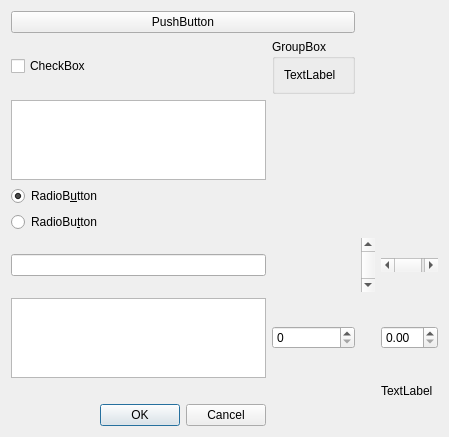
First picture: the form in Qt/test.ui, repository kmatheussen/radium, before the edit.
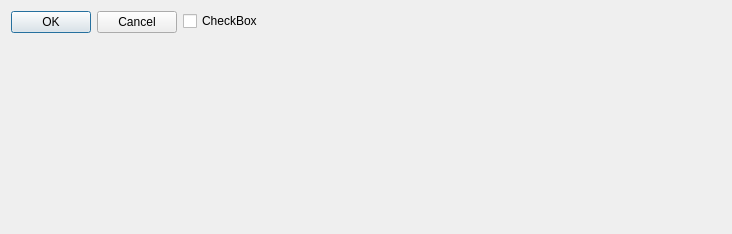
Second picture: the form after the edit.

Commit message: Various mixer strip things: * New menu options to show mixer strip window with 1, 2, or 3 rows * Click mixer strip name to switch between narrow and wide strip. * Don't recreate mixer strips when resizing * API: hasWideInstrumentStrip/setWideInstrumentStrip/gui_toolTip/gui_drawVerticalText

The edit to the form file:
```diff
--- a/Qt/test.ui
+++ b/Qt/test.ui
@@ -6,123 +6,28 @@
    <rect>
     <x>0</x>
     <y>0</y>
-    <width>449</width>
-    <height>437</height>
+    <width>732</width>
+    <height>234</height>
    </rect>
   </property>
   <property name="windowTitle">
    <string>Form</string>
   </property>
-  <layout class="QGridLayout" name="gridLayout">
-   <item row="6" column="1">
-    <spacer name="verticalSpacer">
-     <property name="orientation">
-      <enum>Qt::Vertical</enum>
-     </property>
-     <property name="sizeHint" stdset="0">
-      <size>
-       <width>17</width>
-       <height>167</height>
-      </size>
-     </property>
-    </spacer>
-   </item>
-   <item row="2" column="0">
-    <widget class="QCheckBox" name="checkBox">
-     <property name="text">
-      <string>CheckBox</string>
-     </property>
-    </widget>
-   </item>
-   <item row="6" column="3">
-    <widget class="QScrollBar" name="horizontalScrollBar">
-     <property name="orientation">
-      <enum>Qt::Horizontal</enum>
-     </property>
-    </widget>
-   </item>
-   <item row="6" column="0">
-    <widget class="QLineEdit" name="lineEdit"/>
-   </item>
-   <item row="0" column="0" colspan="2">
-    <widget class="QPushButton" name="pushButton">
-     <property name="text">
-      <string>PushButton</string>
-     </property>
-    </widget>
-   </item>
-   <item row="1" column="1">
-    <layout class="QHBoxLayout" name="horizontalLayout"/>
-   </item>
-   <item row="2" column="1">
-    <widget class="QGroupBox" name="groupBox">
-     <property name="title">
-      <string>GroupBox</string>
-     </property>
-     <layout class="QFormLayout" name="formLayout_2">
-      <item row="0" column="0">
-       <widget class="QLabel" name="label">
-        <property name="text">
-         <string>TextLabel</string>
-        </property>
-       </widget>
-      </item>
-     </layout>
-    </widget>
-   </item>
-   <item row="8" column="0">
-    <layout class="QVBoxLayout" name="verticalLayout_2"/>
-   </item>
-   <item row="7" column="3">
-    <widget class="QDoubleSpinBox" name="doubleSpinBox"/>
-   </item>
-   <item row="9" column="0">
+  <layout class="QFormLayout" name="formLayout">
+   <property name="rowWrapPolicy">
+    <enum>QFormLayout::WrapLongRows</enum>
+   </property>
+   <item row="1" column="0">
     <widget class="QDialogButtonBox" name="buttonBox">
-     <property name="orientation">
-      <enum>Qt::Horizontal</enum>
-     </property>
      <property name="standardButtons">
       <set>QDialogButtonBox::Cancel|QDialogButtonBox::Ok</set>
      </property>
     </widget>
    </item>
-   <item row="7" column="1">
-    <widget class="QSpinBox" name="spinBox"/>
-   </item>
-   <item row="7" column="0">
-    <widget class="QPlainTextEdit" name="plainTextEdit"/>
-   </item>
-   <item row="6" column="2">
-    <widget class="QScrollBar" name="verticalScrollBar">
-     <property name="orientation">
-      <enum>Qt::Vertical</enum>
-     </property>
-    </widget>
-   </item>
-   <item row="8" column="3">
-    <widget class="QLabel" name="label_2">
+   <item row="1" column="1">
+    <widget class="QCheckBox" name="checkBox">
      <property name="text">
-      <string>TextLabel</string>
-     </property>
-    </widget>
-   </item>
-   <item row="4" column="0">
-    <widget class="QRadioButton" name="radioButton">
-     <property name="text">
-      <string>RadioB&amp;utton</string>
-     </property>
-     <property name="checked">
-      <bool>true</bool>
-     </property>
-    </widget>
-   </item>
-   <item row="3" column="0">
-    <widget class="QTextEdit" name="textEdit"/>
-   </item>
-   <item row="5" column="0">
-    <widget class="QRadioButton" name="radioButton_2">
-     <property name="text">
-      <string>RadioBu&amp;tton</string>
+      <string>CheckBox</string>
      </property>
     </widget>
    </item>
```
The commit also changes 16 other files.
